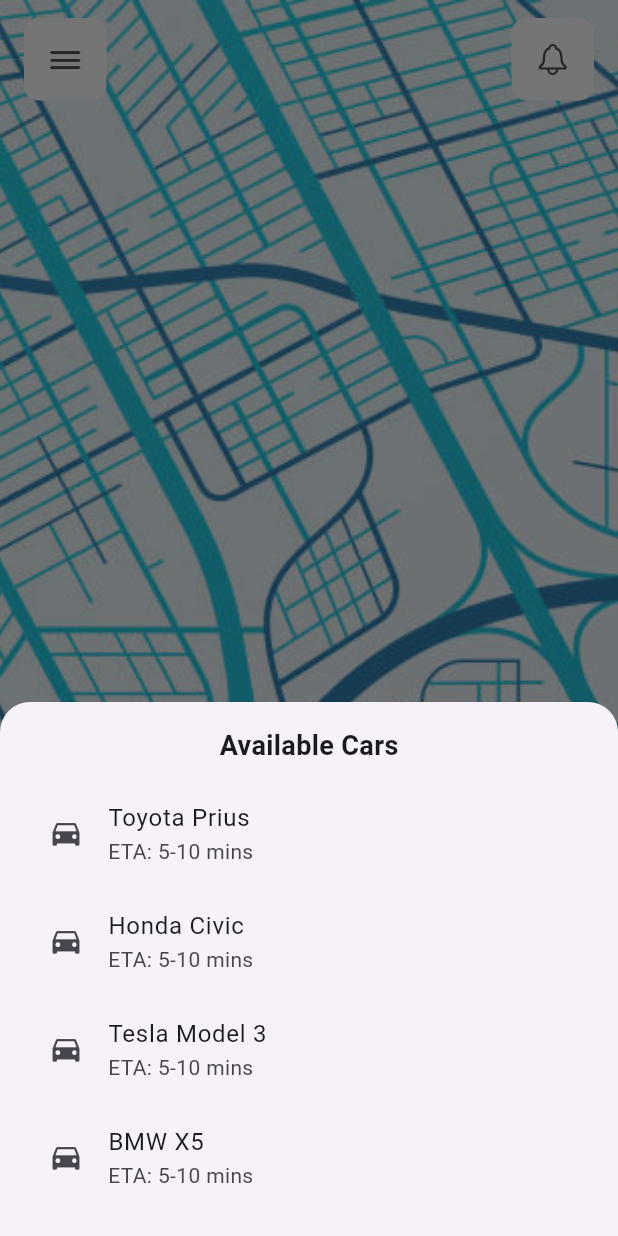
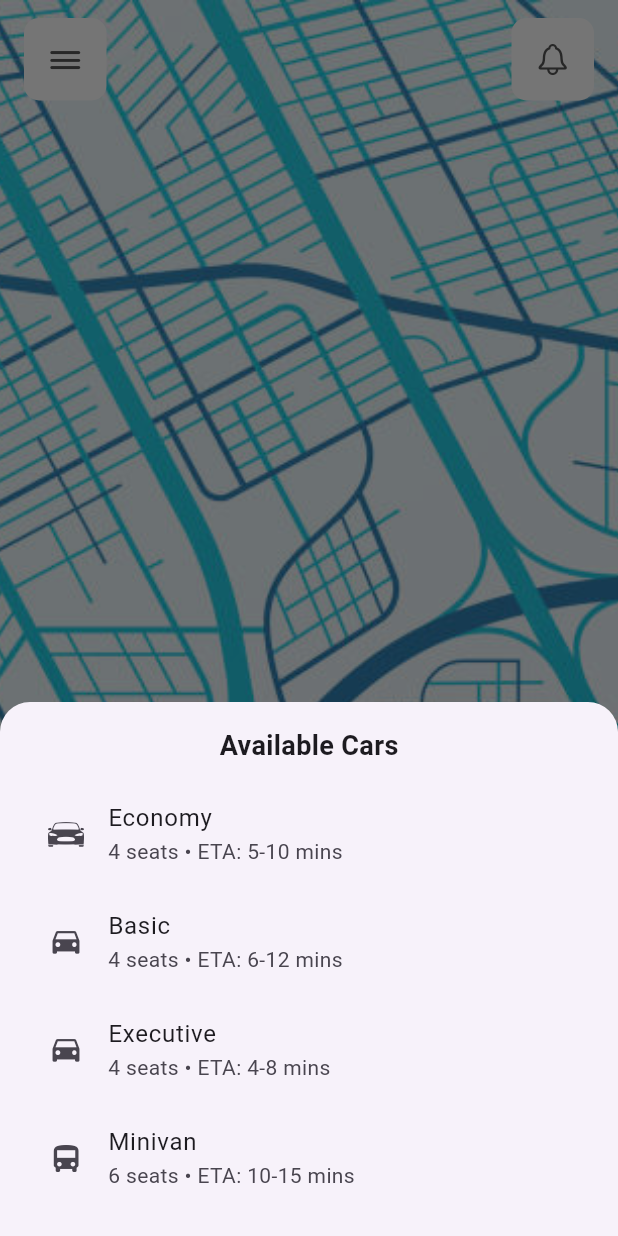
Before and after one commit to akrem2005/rideapp, a Flutter app: the RideRequestPage screen opened directly, after a tap on "Search Car", on a phone screen of 412 x 824 dp. Run offline on Flutter 3.47's test engine with Material 3 defaults, Android fonts, the phone set to English and light mode, and no system bars; our stand-ins replace file_picker, flutter_hooks, flutter_riverpod, geocoding, geolocator, hooks_riverpod and 4 more.

```diff
--- a/lib/modules/auth/pages/otp_verify_page.dart
+++ b/lib/modules/auth/pages/otp_verify_page.dart
@@ -3,7 +3,7 @@ import 'package:flutter_hooks/flutter_hooks.dart';
 import 'package:hooks_riverpod/hooks_riverpod.dart';
 import 'package:pin_code_fields/pin_code_fields.dart';
 import '../providers/auth_provider.dart';
-import '../../ride_booking/pages/home.dart';
+import '../../ride_booking/pages/riderequest_page.dart';
 
 class OTPVerifyPage extends HookConsumerWidget {
   final String phoneNumber;
--- a/lib/modules/ride_booking/pages/home.dart
+++ b/lib/modules/ride_booking/pages/riderequest_page.dart
@@ -2,7 +2,10 @@ import 'dart:async';
 import 'package:flutter/material.dart';
 import 'package:flutter/cupertino.dart';
 import 'package:flutter_hooks/flutter_hooks.dart';
+import 'package:geocoding/geocoding.dart';
+import 'package:geolocator/geolocator.dart';
 import 'package:hooks_riverpod/hooks_riverpod.dart';
+
 import 'discount_page.dart';
 import 'order_history_page.dart';
 
@@ -11,22 +14,61 @@ class RideRequestPage extends HookConsumerWidget {
 
   @override
   Widget build(BuildContext context, WidgetRef ref) {
-    final pickupController = useTextEditingController();
+    final pickupController =
+        useTextEditingController(text: 'Fetching location...');
     final destinationController = useTextEditingController();
+
+    // Use effect to fetch location once
+    useEffect(() {
+      Future<void> setLocation() async {
+        try {
+          bool serviceEnabled = await Geolocator.isLocationServiceEnabled();
+          if (!serviceEnabled) {
+            pickupController.text = 'Location service disabled';
+            return;
+          }
+
+          LocationPermission permission = await Geolocator.checkPermission();
+          if (permission == LocationPermission.denied) {
+            permission = await Geolocator.requestPermission();
+            if (permission == LocationPermission.denied) {
+              pickupController.text = 'Permission denied';
+              return;
+            }
+          }
+
+          if (permission == LocationPermission.deniedForever) {
+            pickupController.text = 'Permission permanently denied';
+            return;
+          }
+
+          final position = await Geolocator.getCurrentPosition(
+              desiredAccuracy: LocationAccuracy.high);
+          final placemarks = await placemarkFromCoordinates(
+              position.latitude, position.longitude);
+          final place = placemarks.first;
+
+          pickupController.text =
+              '${place.street}, ${place.locality}, ${place.country}';
+        } catch (e) {
+          pickupController.text = 'Location unavailable';
+        }
+      }
+
+      setLocation();
+      return null;
+    }, []);
 
     return Scaffold(
       drawer: _buildSideNavBar(context),
       body: Stack(
         children: [
-          // Background map
           Positioned.fill(
             child: Image.asset(
               'lib/shared/assets/maps.jpg',
               fit: BoxFit.cover,
             ),
           ),
-
-          // Top bar
           SafeArea(
             child: Padding(
               padding:
@@ -58,23 +100,13 @@ class RideRequestPage extends HookConsumerWidget {
                       color: Colors.white,
                       borderRadius: BorderRadius.circular(10),
                     ),
-                    child: PopupMenuButton<String>(
-                      icon: const Icon(CupertinoIcons.bell,
+                    child: const Icon(CupertinoIcons.bell,
                         color: Color(0xFF555555)),
-                      onSelected: (value) {
-                        ScaffoldMessenger.of(context).showSnackBar(
-                          SnackBar(content: Text("Selected: $value")),
-                        );
-                      },
-                      itemBuilder: (context) => [],
-                    ),
                   ),
                 ],
               ),
             ),
           ),
-
-          // Bottom card
           Align(
             alignment: Alignment.bottomCenter,
             child: Padding(
@@ -104,7 +136,6 @@ class RideRequestPage extends HookConsumerWidget {
                               TextField(
                                 controller: pickupController,
                                 decoration: const InputDecoration(
-                                  hintText: 'Enter pickup location',
                                   border: InputBorder.none,
                                   isDense: true,
                                 ),
@@ -174,13 +205,39 @@ class RideRequestPage extends HookConsumerWidget {
   }
 
   void _showAvailableCars(BuildContext context) {
+    final cars = [
+      {
+        'name': 'Economy',
+        'seats': '4 seats',
+        'icon': CupertinoIcons.car_detailed,
+        'eta': '5-10 mins'
+      },
+      {
+        'name': 'Basic',
+        'seats': '4 seats',
+        'icon': CupertinoIcons.car,
+        'eta': '6-12 mins'
+      },
+      {
+        'name': 'Executive',
+        'seats': '4 seats',
+        'icon': CupertinoIcons.car_fill,
+        'eta': '4-8 mins'
+      },
+      {
+        'name': 'Minivan',
+        'seats': '6 seats',
+        'icon': CupertinoIcons.bus,
+        'eta': '10-15 mins'
+      },
+    ];
+
     showModalBottomSheet(
       context: context,
       shape: const RoundedRectangleBorder(
         borderRadius: BorderRadius.vertical(top: Radius.circular(20)),
       ),
       builder: (context) {
-        final cars = ['Toyota Prius', 'Honda Civic', 'Tesla Model 3', 'BMW X5'];
         return Padding(
           padding: const EdgeInsets.all(16),
           child: Column(
@@ -191,12 +248,12 @@ class RideRequestPage extends HookConsumerWidget {
               const SizedBox(height: 10),
               ...cars.map(
                 (car) => ListTile(
-                  leading: const Icon(CupertinoIcons.car),
-                  title: Text(car),
-                  subtitle: const Text("ETA: 5-10 mins"),
+                  leading: Icon(car['icon'] as IconData),
+                  title: Text(car['name'] as String),
+                  subtitle: Text('${car['seats']} • ETA: ${car['eta']}'),
                   onTap: () {
                     Navigator.pop(context);
-                    _showSearchingBottomSheet(context, car);
+                    _showSearchingBottomSheet(context, car['name'] as String);
                   },
                 ),
               ),
@@ -235,48 +292,50 @@ class RideRequestPage extends HookConsumerWidget {
             }, []);
 
             if (!showDriver.value) {
-              // Show searching with countdown
+              return Padding(
+                padding: const EdgeInsets.all(16),
+                child: Column(
+                  mainAxisSize: MainAxisSize.min,
+                  mainAxisAlignment: MainAxisAlignment.center,
+                  children: [
+                    const CupertinoActivityIndicator(radius: 22),
+                    const SizedBox(height: 20),
+                    const Text(
+                      "Searching for a driver...",
+                      style: TextStyle(
+                        fontSize: 18,
+                        fontWeight: FontWeight.w600,
+                      ),
+                    ),
+                    const SizedBox(height: 12),
+                    Text(
+                      "Estimated wait time: ${counter.value} seconds",
+                      style: const TextStyle(
+                        fontSize: 14,
+                      ),
+                    ),
+                  ],
+                ),
+              );
+            } else {
               return Padding(
                 padding: const EdgeInsets.all(24),
                 child: Column(
                   mainAxisSize: MainAxisSize.min,
                   children: [
-                    const Text(
-                      "Searching for driver...",
-                      style:
-                          TextStyle(fontSize: 18, fontWeight: FontWeight.bold),
-                    ),
-                    const SizedBox(height: 20),
-                    const CircularProgressIndicator(),
-                    const SizedBox(height: 20),
-                    Text("Estimated wait time: ${counter.value} seconds"),
-                  ],
-                ),
-              );
-            } else {
-              // Show driver info after countdown
-              return Padding(
-                padding: const EdgeInsets.all(24),
-                child: Column(
-                  mainAxisSize: MainAxisSize.min,
-                  children: [
-                    const Text(
-                      "Driver Found!",
-                      style:
-                          TextStyle(fontSize: 18, fontWeight: FontWeight.bold),
-                    ),
+                    const Text("Driver Found!",
+                        style: TextStyle(
+                            fontSize: 18, fontWeight: FontWeight.bold)),
                     const SizedBox(height: 12),
                     ListTile(
                       leading: const CircleAvatar(
                         backgroundImage:
                             AssetImage('lib/shared/assets/driver_avatar.png'),
                       ),
-                      title: Text("Alex Johnson"),
+                      title: const Text("Alex Johnson"),
                       subtitle: const Text("Arriving in 3 minutes"),
                       trailing: const Icon(CupertinoIcons.phone),
-                      onTap: () {
-                        // Optional: Add call driver logic
-                      },
+                      onTap: () {},
                     ),
                     const SizedBox(height: 24),
                     SizedBox(
@@ -297,14 +356,11 @@ class RideRequestPage extends HookConsumerWidget {
                             borderRadius: BorderRadius.circular(12),
                           ),
                         ),
-                        child: const Text(
-                          'Confirm',
+                        child: const Text('Confirm',
                             style: TextStyle(
                                 fontSize: 16,
                                 fontWeight: FontWeight.bold,
-                            color: Colors.white,
-                          ),
-                        ),
+                                color: Colors.white)),
                       ),
                     ),
                   ],
@@ -322,9 +378,7 @@ class RideRequestPage extends HookConsumerWidget {
       backgroundColor: const Color(0xFFF5F5F5),
       shape: const RoundedRectangleBorder(
         borderRadius: BorderRadius.only(
-          topRight: Radius.circular(30),
-          bottomRight: Radius.circular(30),
-        ),
+            topRight: Radius.circular(30), bottomRight: Radius.circular(30)),
       ),
       child: Column(
         children: [
@@ -334,19 +388,16 @@ class RideRequestPage extends HookConsumerWidget {
               children: [
                 const CircleAvatar(
                     radius: 30,
-                  backgroundImage: AssetImage('lib/shared/assets/avatar.png'),
-                ),
+                    backgroundImage:
+                        AssetImage('lib/shared/assets/avatar.png')),
                 const SizedBox(width: 12),
                 const Expanded(
-                  child: Text(
-                    "John Doe",
+                  child: Text("John Doe",
                       style: TextStyle(
                           color: Colors.white,
                           fontWeight: FontWeight.bold,
-                      fontSize: 24,
-                    ),
-                    overflow: TextOverflow.ellipsis,
-                  ),
+                          fontSize: 24),
+                      overflow: TextOverflow.ellipsis),
                 ),
               ],
             ),
@@ -362,10 +413,8 @@ class RideRequestPage extends HookConsumerWidget {
                       Navigator.push(
                           context,
                           MaterialPageRoute(
-                          builder: (context) => const OrderHistoryPage()),
-                    );
-                  },
-                ),
+                              builder: (context) => const OrderHistoryPage()));
+                    }),
                 _drawerCard(
                     icon: CupertinoIcons.tag,
                     label: "Discounts",
@@ -373,30 +422,23 @@ class RideRequestPage extends HookConsumerWidget {
                       Navigator.push(
                           context,
                           MaterialPageRoute(
-                          builder: (context) => const DiscountPage()),
-                    );
-                  },
-                ),
+                              builder: (context) => const DiscountPage()));
+                    }),
                 _drawerCard(
                     icon: CupertinoIcons.lock,
                     label: "Privacy Policy",
-                  onTap: () {},
-                ),
+                    onTap: () {}),
                 _drawerCard(
                     icon: CupertinoIcons.doc_text,
                     label: "Terms & Conditions",
-                  onTap: () {},
-                ),
+                    onTap: () {}),
                 const SizedBox(height: 20),
                 _drawerCard(
                     icon: CupertinoIcons.square_arrow_right,
                     label: "Logout",
                     iconColor: Colors.red,
                     textColor: Colors.red,
-                  onTap: () {
-                    // Add logout logic
-                  },
-                ),
+                    onTap: () {}),
               ],
             ),
           ),
--- a/pubspec.yaml
+++ b/pubspec.yaml
@@ -42,6 +42,8 @@ dependencies:
   image_picker: ^0.8.7
   provider: ^6.1.1
   file_picker: ^5.2.5
+  geolocator: ^10.0.0
+  geocoding: ^2.1.0
 
 dev_dependencies:
   flutter_test:
@@ -72,6 +74,10 @@ flutter:
     - lib/shared/assets/phone2.png
     - lib/shared/assets/pass.png
     - lib/shared/assets/maps.jpg
+    - lib/shared/assets/economy.png
+    - lib/shared/assets/basic.png
+    - lib/shared/assets/executive.png
+    - lib/shared/assets/minivan.png
 
   # To add assets to your application, add an assets section, like this:
   # assets:
```
Also changed, not shown: lib/main.dart (+5 -4 lines), lib/shared/assets/basic.png (added), lib/shared/assets/economy.png (added), lib/shared/assets/executive.png (added), lib/shared/assets/minivan.png (added), pubspec.lock, 4 other files. Lines whose indentation alone changed are shown as unchanged.
